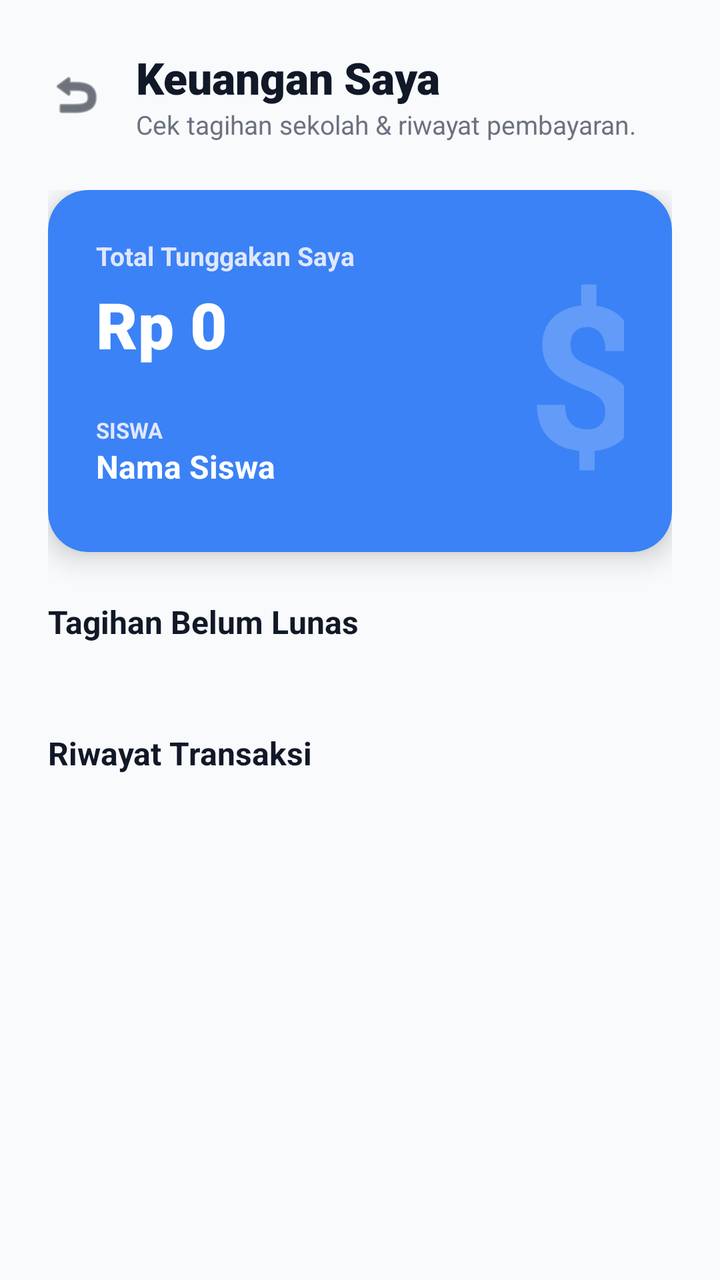
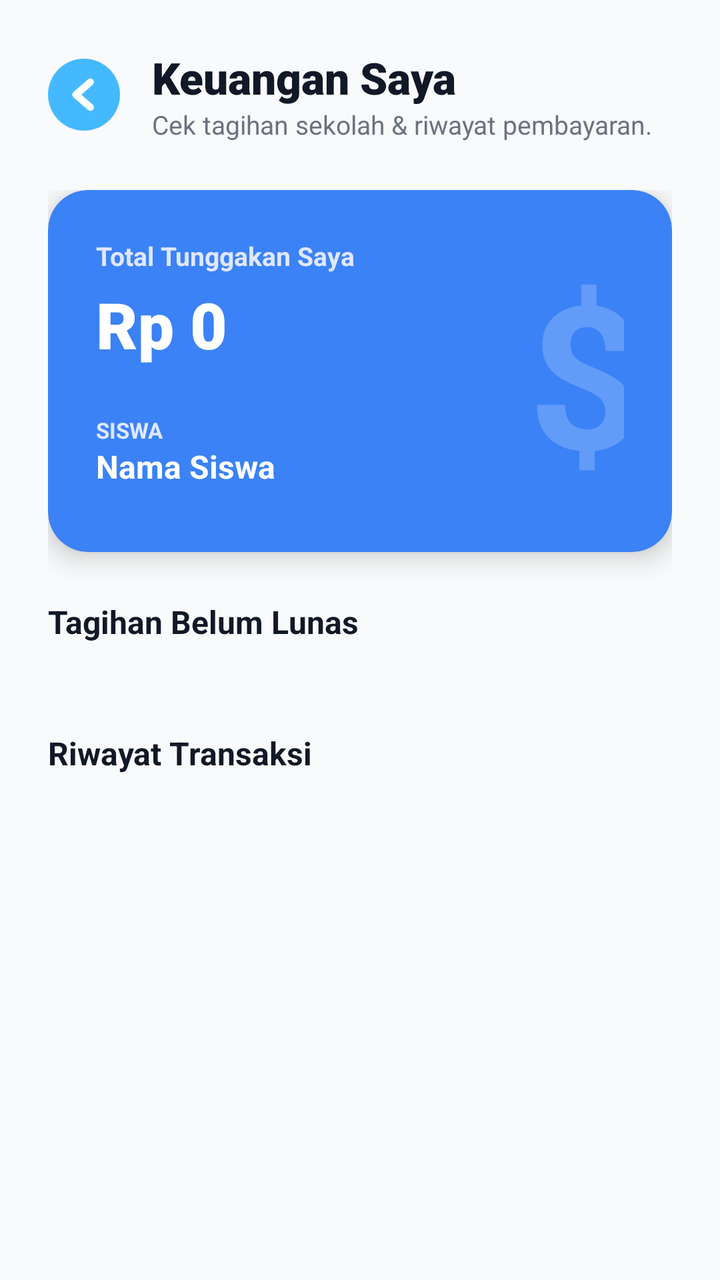

Two renders of the same Android screen: before a commit and after it. Below are the layout's source before the change and the commit's diff.
<!-- AndroidManifest.xml: application theme Theme.AppCompat.Light.NoActionBar -->
<!-- res/layout/activity_keuangan.xml -->
<?xml version="1.0" encoding="utf-8"?>
<RelativeLayout xmlns:android="http://schemas.android.com/apk/res/android"
    xmlns:app="http://schemas.android.com/apk/res-auto"
    android:layout_width="match_parent"
    android:layout_height="match_parent"
    android:background="#F9FAFB"> <LinearLayout
    android:id="@+id/headerKeuangan"
    android:layout_width="match_parent"
    android:layout_height="wrap_content"
    android:orientation="horizontal"
    android:padding="24dp"
    android:gravity="center_vertical">
    <ImageView
        android:id="@+id/btnBackKeuangan"
        android:layout_width="28dp"
        android:layout_height="28dp"
        android:src="@android:drawable/ic_menu_revert"
        app:tint="#111827"
        android:background="?attr/selectableItemBackgroundBorderless"/>
    <LinearLayout
        android:layout_width="wrap_content"
        android:layout_height="wrap_content"
        android:orientation="vertical"
        android:layout_marginStart="16dp">
        <TextView
            android:layout_width="wrap_content"
            android:layout_height="wrap_content"
            android:text="Keuangan Saya"
            android:textColor="#111827"
            android:textSize="22sp"
            android:textStyle="bold"
            android:fontFamily="sans-serif-black"/>
        <TextView
            android:layout_width="wrap_content"
            android:layout_height="wrap_content"
            android:text="Cek tagihan sekolah &amp; riwayat pembayaran."
            android:textColor="#6B7280"
            android:textSize="13sp"/>
    </LinearLayout>
</LinearLayout>

    <androidx.core.widget.NestedScrollView
        android:layout_width="match_parent"
        android:layout_height="match_parent"
        android:layout_below="@id/headerKeuangan"
        android:clipToPadding="false"
        android:paddingBottom="40dp">

        <LinearLayout
            android:layout_width="match_parent"
            android:layout_height="wrap_content"
            android:orientation="vertical"
            android:paddingHorizontal="24dp">

            <androidx.cardview.widget.CardView
                android:layout_width="match_parent"
                android:layout_height="wrap_content"
                app:cardCornerRadius="20dp"
                app:cardElevation="8dp"
                app:cardBackgroundColor="#3B82F6"
                android:layout_marginBottom="24dp">
                <RelativeLayout
                    android:layout_width="match_parent"
                    android:layout_height="wrap_content"
                    android:padding="24dp">

                    <TextView
                        android:id="@+id/lblTotal"
                        android:layout_width="wrap_content"
                        android:layout_height="wrap_content"
                        android:text="Total Tunggakan Saya"
                        android:textColor="#E0E7FF"
                        android:textSize="13sp"
                        android:textStyle="bold"/>

                    <TextView
                        android:id="@+id/tvTotalTunggakanBesar"
                        android:layout_width="wrap_content"
                        android:layout_height="wrap_content"
                        android:layout_below="@id/lblTotal"
                        android:text="Rp 0"
                        android:textColor="#FFFFFF"
                        android:textSize="32sp"
                        android:textStyle="bold"
                        android:fontFamily="sans-serif-black"
                        android:layout_marginTop="4dp"
                        android:layout_marginBottom="24dp"/>

                    <TextView
                        android:id="@+id/lblSiswa"
                        android:layout_width="wrap_content"
                        android:layout_height="wrap_content"
                        android:layout_below="@id/tvTotalTunggakanBesar"
                        android:text="SISWA"
                        android:textColor="#E0E7FF"
                        android:textSize="11sp"
                        android:textStyle="bold"/>

                    <TextView
                        android:id="@+id/tvNamaSiswaKeuangan"
                        android:layout_width="wrap_content"
                        android:layout_height="wrap_content"
                        android:layout_below="@id/lblSiswa"
                        android:text="Nama Siswa"
                        android:textColor="#FFFFFF"
                        android:textSize="16sp"
                        android:textStyle="bold"/>

                    <TextView
                        android:layout_width="wrap_content"
                        android:layout_height="wrap_content"
                        android:layout_alignParentEnd="true"
                        android:layout_centerVertical="true"
                        android:text="$"
                        android:textColor="#33FFFFFF"
                        android:textSize="100sp"
                        android:textStyle="bold"
                        android:layout_marginEnd="-10dp"/>
                </RelativeLayout>
            </androidx.cardview.widget.CardView>

            <TextView
                android:layout_width="wrap_content"
                android:layout_height="wrap_content"
                android:text="Tagihan Belum Lunas"
                android:textColor="#111827"
                android:textSize="16sp"
                android:textStyle="bold"
                android:layout_marginBottom="12dp"/>

            <LinearLayout
                android:id="@+id/wadahTagihan"
                android:layout_width="match_parent"
                android:layout_height="wrap_content"
                android:orientation="vertical">
            </LinearLayout>
            <TextView
                android:layout_width="wrap_content"
                android:layout_height="wrap_content"
                android:text="Riwayat Transaksi"
                android:textColor="#111827"
                android:textSize="16sp"
                android:textStyle="bold"
                android:layout_marginTop="32dp"
                android:layout_marginBottom="12dp"/>

            <LinearLayout
                android:id="@+id/wadahRiwayat"
                android:layout_width="match_parent"
                android:layout_height="wrap_content"
                android:orientation="vertical">
            </LinearLayout>
        </LinearLayout>
    </androidx.core.widget.NestedScrollView>

    <LinearLayout
        android:id="@+id/loadingKeuangan"
        android:layout_width="match_parent"
        android:layout_height="match_parent"
        android:background="#B3FFFFFF"
        android:gravity="center"
        android:orientation="vertical"
        android:visibility="gone"
        android:clickable="true">
        <ProgressBar android:layout_width="wrap_content" android:layout_height="wrap_content"/>
        <TextView android:layout_width="wrap_content" android:layout_height="wrap_content" android:text="Memuat Data..." android:textColor="#111827" android:textStyle="bold" android:layout_marginTop="16dp"/>
    </LinearLayout>
</RelativeLayout>
<!-- resources referenced by this layout -->
<resources>

</resources>

<!-- the commit's change to res/layout/activity_keuangan.xml (unified diff, before → after) -->
@@ -12,10 +12,9 @@
     android:gravity="center_vertical">
     <ImageView
         android:id="@+id/btnBackKeuangan"
-        android:layout_width="28dp"
-        android:layout_height="28dp"
-        android:src="@android:drawable/ic_menu_revert"
-        app:tint="#111827"
+        android:layout_width="36dp"
+        android:layout_height="36dp"
+        android:src="@drawable/ic_back_circle"
         android:background="?attr/selectableItemBackgroundBorderless"/>
     <LinearLayout
         android:layout_width="wrap_content"
<!-- resource entries referenced after the edit -->
@@ -1,5 +1,24 @@
 <!-- resources referenced by this layout -->
 <resources>
-
+  <!-- drawable ic_back_circle (drawable) -->
+  <?xml version="1.0" encoding="utf-8"?>
+  <vector xmlns:android="http://schemas.android.com/apk/res/android"
+      android:width="40dp"
+      android:height="40dp"
+      android:viewportWidth="40"
+      android:viewportHeight="40">
+      
+      <path
+          android:fillColor="#45B9FF"
+          android:pathData="M20,0C8.954,0 0,8.954 0,20s8.954,20 20,20 20,-8.954 20,-20S31.046,0 20,0z"/>
+      
+      <path
+          android:strokeColor="#FFFFFF"
+          android:strokeWidth="4"
+          android:strokeLineCap="round"
+          android:strokeLineJoin="round"
+          android:fillColor="#00000000"
+          android:pathData="M23.5,13 L15.5,20 L23.5,27"/>
+  </vector>
 </resources>
 
